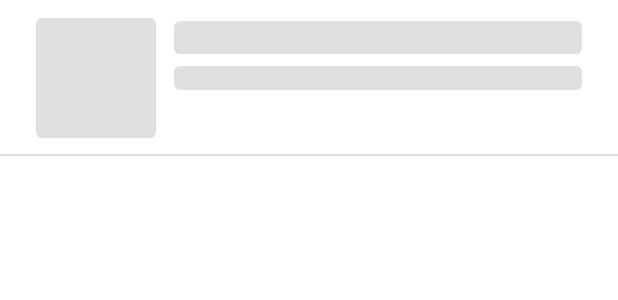
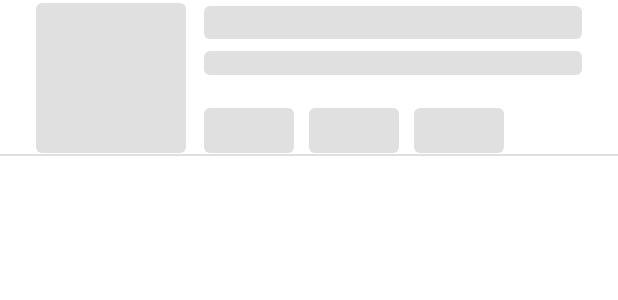
Before and after one commit to kimdohun0104/NewsApplication, an Android app: the layout layout_news_skeleton.xml on its own in the app's theme, with its tools: preview values and no code run, on a phone screen of 412 x 824 dp. Shown: the top 300 px of the screen. Run offline under Robolectric (Android 15) with nearby library versions, the phone set to English and light mode, and no system bars; network calls fail.

Commit message:
[REFAC] Chip Group refactoring Chip 3개를 미리 생성하여 최적화 진행

```diff
--- a/app/src/main/res/layout/layout_news_skeleton.xml
+++ b/app/src/main/res/layout/layout_news_skeleton.xml
@@ -6,8 +6,8 @@
 
     <View
         android:id="@+id/view_thumbnail"
-        android:layout_width="80dp"
-        android:layout_height="80dp"
+        android:layout_width="100dp"
+        android:layout_height="100dp"
         android:layout_marginStart="24dp"
         android:layout_marginTop="12dp"
         android:layout_marginBottom="12dp"
@@ -39,6 +39,33 @@
         app:layout_constraintTop_toBottomOf="@id/view_title" />
 
     <View
+        android:id="@+id/view_tag1"
+        android:layout_width="60dp"
+        android:layout_height="30dp"
+        android:background="@drawable/bg_skeleton"
+        app:layout_constraintBottom_toBottomOf="@id/view_thumbnail"
+        app:layout_constraintLeft_toLeftOf="@id/view_description" />
+
+    <View
+        android:id="@+id/view_tag2"
+        android:layout_width="60dp"
+        android:layout_height="30dp"
+        android:layout_marginStart="10dp"
+        android:background="@drawable/bg_skeleton"
+        app:layout_constraintBottom_toBottomOf="@id/view_tag1"
+        app:layout_constraintLeft_toRightOf="@id/view_tag1"
+        app:layout_constraintTop_toTopOf="@id/view_tag1" />
+
+    <View
+        android:layout_width="60dp"
+        android:layout_height="30dp"
+        android:layout_marginStart="10dp"
+        android:background="@drawable/bg_skeleton"
+        app:layout_constraintBottom_toBottomOf="@id/view_tag2"
+        app:layout_constraintLeft_toRightOf="@id/view_tag2"
+        app:layout_constraintTop_toTopOf="@id/view_tag2" />
+
+    <View
         android:layout_width="0dp"
         android:layout_height="1dp"
         android:background="@color/colorGray300"
```
